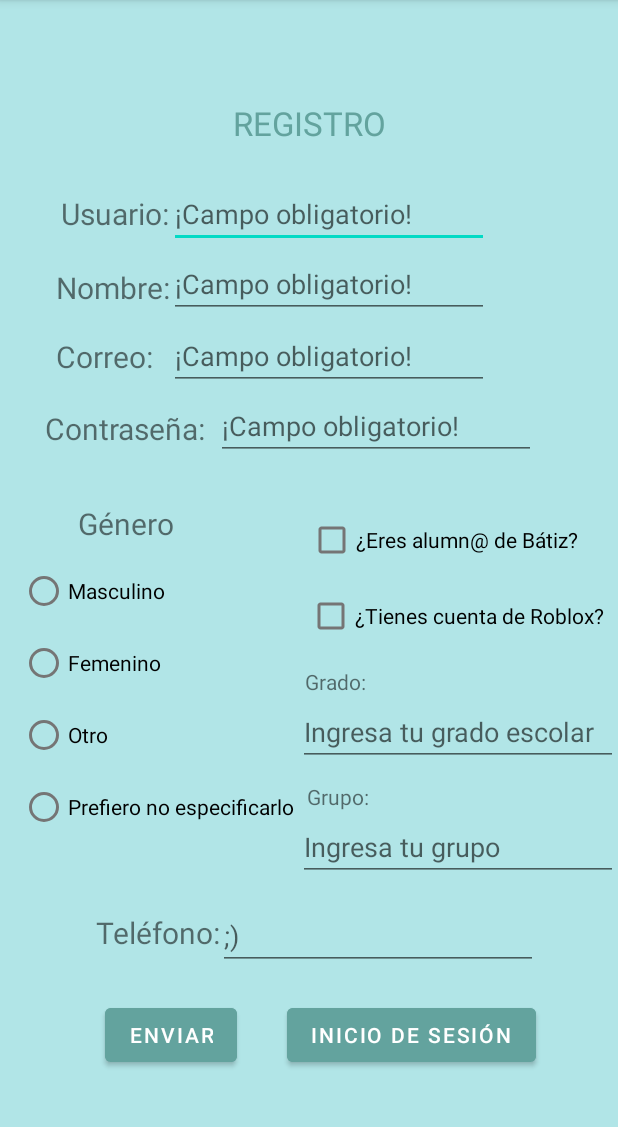
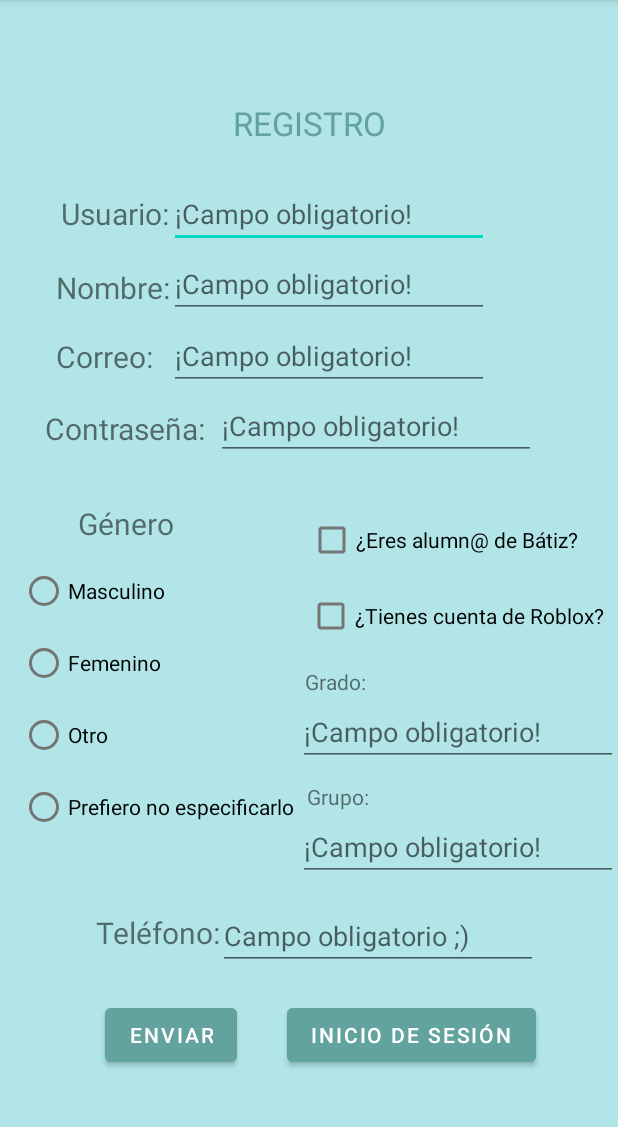
Before and after one commit to EdherSai/AppProyectoFinal, an Android app: the registro screen opened directly, with no data from a screen before it, on a phone screen of 412 x 824 dp, the part 84-1211 px from its top. Run offline under Robolectric (Android 15) with nearby library versions, the phone set to English and light mode, and no system bars.

Commit message:
Quinta version

```diff
--- a/app/src/main/java/com/example/myapplication/Olvide.java
+++ b/app/src/main/java/com/example/myapplication/Olvide.java
@@ -19,7 +19,7 @@ public class Olvide extends AppCompatActivity {
         botonConsulta.setOnClickListener(new View.OnClickListener(){
             @Override
             public void onClick(View v){
-                Toast.makeText(getApplicationContext(), "Aún no funciona :(", Toast.LENGTH_LONG).show();
+                Toast.makeText(getApplicationContext(), "Módulo no funcional", Toast.LENGTH_LONG).show();
                 Intent intent = new Intent(Olvide.this, Login.class);
                 startActivity(intent);
                 finish();
--- a/app/src/main/res/layout/activity_main.xml
+++ b/app/src/main/res/layout/activity_main.xml
@@ -2,7 +2,9 @@
 <androidx.constraintlayout.widget.ConstraintLayout xmlns:android="http://schemas.android.com/apk/res/android"
     xmlns:app="http://schemas.android.com/apk/res-auto"
     xmlns:tools="http://schemas.android.com/tools"
+    android:theme="@style/Theme.AppCompat.Light.NoActionBar"
     android:layout_width="match_parent"
+    android:background="@drawable/serpentinas"
     android:layout_height="match_parent">
 
     <ImageView
--- a/app/src/main/res/layout/activity_pagina_principal.xml
+++ b/app/src/main/res/layout/activity_pagina_principal.xml
@@ -2,6 +2,7 @@
 <androidx.constraintlayout.widget.ConstraintLayout xmlns:android="http://schemas.android.com/apk/res/android"
     xmlns:app="http://schemas.android.com/apk/res-auto"
     xmlns:tools="http://schemas.android.com/tools"
+    android:theme="@style/Theme.AppCompat.Light.NoActionBar"
     android:layout_width="match_parent"
     android:layout_height="match_parent"
     android:background="@drawable/jungla"
--- a/app/src/main/res/layout/activity_registro.xml
+++ b/app/src/main/res/layout/activity_registro.xml
@@ -236,7 +236,7 @@
         android:layout_height="wrap_content"
         android:ems="10"
         android:inputType="phone"
-        android:hint=";)"
+        android:hint="Campo obligatorio ;)"
         app:layout_constraintBottom_toBottomOf="parent"
         app:layout_constraintEnd_toEndOf="parent"
         app:layout_constraintHorizontal_bias="0.731"
@@ -263,7 +263,7 @@
         android:layout_height="wrap_content"
         android:ems="10"
         android:inputType="textPersonName"
-        android:hint="Ingresa tu grado escolar"
+        android:hint="¡Campo obligatorio!"
         app:layout_constraintBottom_toBottomOf="parent"
         app:layout_constraintEnd_toEndOf="parent"
         app:layout_constraintHorizontal_bias="1.0"
@@ -277,7 +277,7 @@
         android:layout_height="wrap_content"
         android:ems="10"
         android:inputType="textPersonName"
-        android:hint="Ingresa tu grupo"
+        android:hint="¡Campo obligatorio!"
         app:layout_constraintBottom_toBottomOf="parent"
         app:layout_constraintEnd_toEndOf="parent"
         app:layout_constraintHorizontal_bias="1.0"
```
Also changed, not shown: app/src/main/java/com/example/myapplication/Login.java (+5 -3 lines), app/src/main/java/com/example/myapplication/registro.java (+6 -5 lines), app/src/main/res/drawable/confeti.png (added), app/src/main/res/drawable/serpentinas.png (added).
